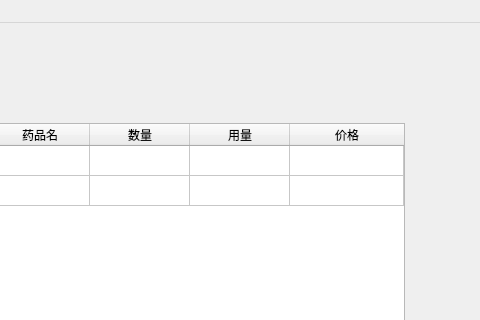
First picture: the form in ui/EditRecipeAndPaymentOrder.ui, repository BottleOfErie/SmartHospital, before the edit; both pictures show x 263 to 743 and y 0 to 320 of the 868 by 600 pixel window.
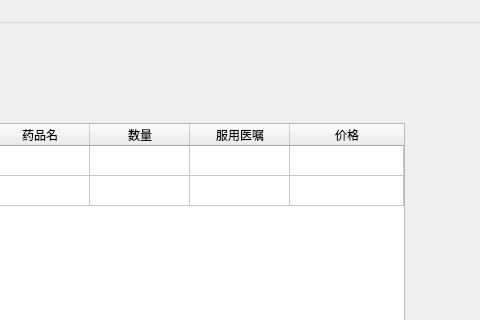
Second picture: the form after the edit. Icons and pictures are not drawn.

```diff
--- a/ui/EditRecipeAndPaymentOrder.ui
+++ b/ui/EditRecipeAndPaymentOrder.ui
@@ -81,7 +81,7 @@
       </column>
       <column>
        <property name="text">
-        <string>用量</string>
+        <string>服用医嘱</string>
        </property>
       </column>
       <column>
```
